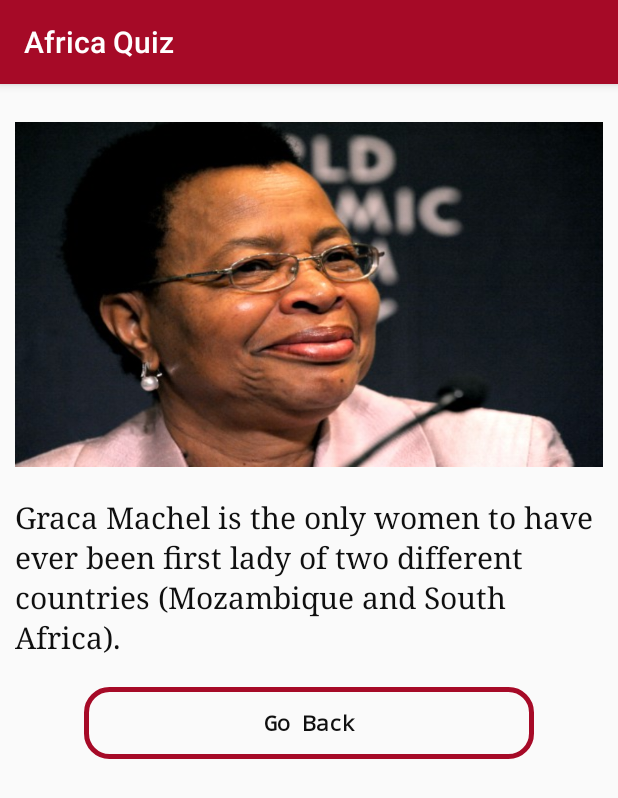
After one commit to wamiikechukwu/Android_Quiz_App, an Android app: the cardViewEight screen opened directly, with no data from a screen before it, on a phone screen of 412 x 824 dp. The commit adds this screen. Shown: the top 798 px of the screen. Run offline under Robolectric (Android 15) with nearby library versions, the light colour scheme and no system bars; Roboto replaces fonts that are not available here.

Commit message:
added codes for the web view

```diff
--- a/app/src/main/AndroidManifest.xml
+++ b/app/src/main/AndroidManifest.xml
@@ -77,7 +77,11 @@
             android:launchMode="singleTask" />
         <activity android:name=".cardViewFive" />
         <activity android:name=".cardViewSix" />
-        <activity android:name=".cardViewSeven"></activity>
+        <activity android:name=".cardViewSeven" />
+        <activity android:name=".cardViewEight" />
+        <activity android:name=".cardViewNine" />
+        <activity android:name=".cardViewTen" />
+        <activity android:name=".cardViewEleven"></activity>
     </application>
 
 </manifest>
--- /dev/null
+++ b/app/src/main/java/com/quizapp/quizapp/cardViewEight.java
@@ -0,0 +1,20 @@
+package com.quizapp.quizapp;
+
+import android.content.Intent;
+import android.os.Bundle;
+import android.support.v7.app.AppCompatActivity;
+import android.view.View;
+
+public class cardViewEight extends AppCompatActivity {
+
+    @Override
+    protected void onCreate(Bundle savedInstanceState) {
+        super.onCreate(savedInstanceState);
+        setContentView(R.layout.activity_card_view_eight);
+    }
+
+    public void goBack(View view) {
+        Intent intent = new Intent(this, didYouKnow.class);
+        startActivity(intent);
+    }
+}
--- /dev/null
+++ b/app/src/main/res/layout/activity_card_view_eight.xml
@@ -0,0 +1,53 @@
+<?xml version="1.0" encoding="utf-8"?>
+<ScrollView xmlns:android="http://schemas.android.com/apk/res/android"
+    xmlns:tools="http://schemas.android.com/tools"
+    android:layout_width="match_parent"
+    android:layout_height="match_parent"
+    tools:context=".cardViewEight">
+
+    <RelativeLayout
+        android:layout_width="wrap_content"
+        android:layout_height="wrap_content">
+
+        <ImageView
+            android:id="@+id/didyouknow8"
+            android:layout_width="wrap_content"
+            android:layout_height="250dp"
+            android:layout_marginTop="@dimen/cardTopMargin"
+            android:padding="@dimen/cardMargin"
+            android:scaleType="fitXY"
+            android:src="@drawable/didyouknow8" />
+
+        <TextView
+            android:id="@+id/didyouknow"
+            android:layout_width="wrap_content"
+            android:layout_height="wrap_content"
+            android:layout_below="@+id/didyouknow8"
+            android:layout_marginTop="@dimen/cardMargin"
+            android:contextClickable="true"
+            android:lineSpacingExtra="3sp"
+            android:paddingLeft="@dimen/cardMargin"
+            android:paddingRight="@dimen/cardMargin"
+            android:text="@string/content8"
+            android:textColor="#F0000000"
+            android:textIsSelectable="true"
+            android:textSize="20sp"
+            android:textStyle="normal"
+            android:typeface="serif" />
+
+        <Button
+            style="@style/Widget.Button"
+            android:layout_width="wrap_content"
+            android:layout_height="wrap_content"
+            android:layout_below="@id/didyouknow"
+            android:layout_centerHorizontal="true"
+            android:layout_marginBottom="10dp"
+            android:layout_marginTop="20dp"
+            android:onClick="goBack"
+            android:text="@string/go_back"
+            android:textColor="#F0000000"
+            android:textStyle="bold"
+            android:typeface="monospace" />
+    </RelativeLayout>
+
+</ScrollView>
--- a/app/src/main/res/layout/activity_did_you_know.xml
+++ b/app/src/main/res/layout/activity_did_you_know.xml
@@ -413,6 +413,7 @@
             android:focusable="true"
             android:foreground="?android:attr/selectableItemBackground"
             cardView:cardCornerRadius="5dp"
+            android:onClick="cardViewEight"
             cardView:cardElevation="20dp">
 
             <LinearLayout
@@ -461,6 +462,7 @@
             android:focusable="true"
             android:foreground="?android:attr/selectableItemBackground"
             cardView:cardCornerRadius="5dp"
+            android:onClick="cardViewNine"
             cardView:cardElevation="20dp">
 
             <LinearLayout
@@ -509,6 +511,7 @@
             android:focusable="true"
             android:foreground="?android:attr/selectableItemBackground"
             cardView:cardCornerRadius="5dp"
+            android:onClick="cardViewTen"
             cardView:cardElevation="20dp">
 
             <LinearLayout
@@ -557,6 +560,7 @@
             android:focusable="true"
             android:foreground="?android:attr/selectableItemBackground"
             cardView:cardCornerRadius="5dp"
+            android:onClick="cardViewEleven"
             cardView:cardElevation="20dp">
 
             <LinearLayout
--- a/app/src/main/res/values/strings.xml
+++ b/app/src/main/res/values/strings.xml
@@ -65,6 +65,9 @@
     <string name="content5">The word “Crossword” in Kiswahili, a language spoken mainly by people in eastern and central Africa is “chemshebongo” which, when translated, means “boil brains”. I suppose after trying to do the Sunday New York Times puzzle your head might feel like exploding!</string>
     <string name="content6">The official title of Idi Amin, the Ugandan dictator, was “His Excellency, President for Life, Field Marshal Al Hadji Doctor Idi Amin Dada, VC, DSO, MC, Lord of All the Beasts of the Earth and Fishes of the Seas and Conqueror of the British Empire in Africa in General and Uganda in Particular”.</string>
     <string name="content7">Ethiopia is the only African country with its own alphabet. It’s also the world’s oldest living alphabets – Ethiopic – and probably one of the longest with its 345 letters.</string>
+    <string name="content8">Graca Machel is the only women to have ever been first lady of two different countries (Mozambique and South Africa).</string>
+    <string name="content9">Sudan has more than 200 pyramids, double the number found in Egypt. The Meroe pyramids were part of the Nubian Kingdom of Kush and are up to 4,600 years old.</string>
+    <string name="content10">Almost half of the gold ever mined on Earth has come from a single place – Witwatersrand, South Africa.</string>
 
 
     <!-- TODO: Remove or change this placeholder text -->
```
Also changed, not shown: app/src/main/java/com/quizapp/quizapp/cardViewEleven.java (added, +20 -0 lines), app/src/main/java/com/quizapp/quizapp/cardViewNine.java (added, +20 -0 lines), app/src/main/java/com/quizapp/quizapp/cardViewTen.java (added, +20 -0 lines), app/src/main/java/com/quizapp/quizapp/didYouKnow.java (+20 -0 lines), app/src/main/res/layout/activity_card_view_eleven.xml (added, +53 -0 lines), app/src/main/res/layout/activity_card_view_nine.xml (added, +53 -0 lines), app/src/main/res/layout/activity_card_view_ten.xml (added, +53 -0 lines).
